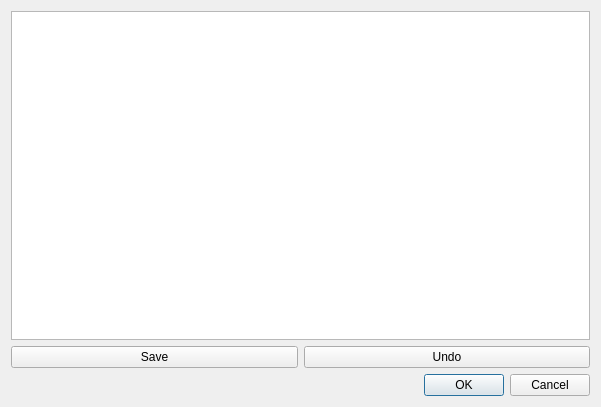
The window that src/annotatordialog.ui (KDE/mark) describes before a commit, drawn with Qt 5.
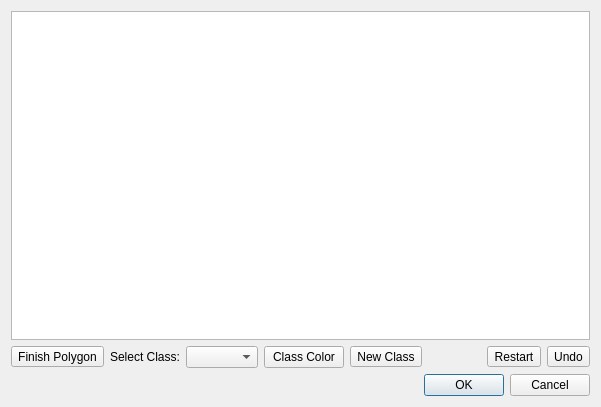
The same window after the commit.

```diff
--- a/src/annotatordialog.ui
+++ b/src/annotatordialog.ui
@@ -24,17 +24,83 @@
    <item>
     <layout class="QHBoxLayout" name="horizontalLayout">
      <item>
-      <widget class="QPushButton" name="saveButton">
+      <widget class="QToolButton" name="saveButton">
        <property name="text">
-        <string>Save</string>
+        <string>Finish Polygon</string>
        </property>
+       <property name="toolButtonStyle">
+        <enum>Qt::ToolButtonTextBesideIcon</enum>
+       </property>
       </widget>
      </item>
      <item>
-      <widget class="QPushButton" name="undoButton">
+      <widget class="QLabel" name="label">
+       <property name="text">
+        <string>Select Class:</string>
+       </property>
+       <property name="wordWrap">
+        <bool>true</bool>
+       </property>
+      </widget>
+     </item>
+     <item>
+      <widget class="QComboBox" name="classNumber">
+      </widget>
+     </item>
+     <item>
+      <widget class="QPushButton" name="colorButton">
+       <property name="text">
+        <string>Class Color</string>
+       </property>
+      </widget>
+     </item>
+     <item>
+      <widget class="QToolButton" name="addClassButton">
+       <property name="text">
+        <string>New Class</string>
+       </property>
+       <property name="toolButtonStyle">
+        <enum>Qt::ToolButtonTextBesideIcon</enum>
+       </property>
+      </widget>
+     </item>
+     <item>
+      <spacer name="horizontalSpacer">
+       <property name="orientation">
+        <enum>Qt::Horizontal</enum>
+       </property>
+       <property name="sizeType">
+        <enum>QSizePolicy::Expanding</enum>
+       </property>
+       <property name="sizeHint" stdset="0">
+        <size>
+         <width>40</width>
+         <height>20</height>
+        </size>
+       </property>
+      </spacer>
+     </item>
+     <item>
+      <widget class="QToolButton" name="restartButton">
+       <property name="text">
+        <string>Restart</string>
+       </property>
+       <property name="toolButtonStyle">
+        <enum>Qt::ToolButtonTextBesideIcon</enum>
+       </property>
+      </widget>
+     </item>
+     <item>
+      <widget class="QToolButton" name="undoButton">
        <property name="text">
         <string>Undo</string>
        </property>
+       <property name="toolButtonStyle">
+        <enum>Qt::ToolButtonTextBesideIcon</enum>
+       </property>
+       <property name="autoRaise">
+        <bool>false</bool>
+       </property>
       </widget>
      </item>
     </layout>
```
